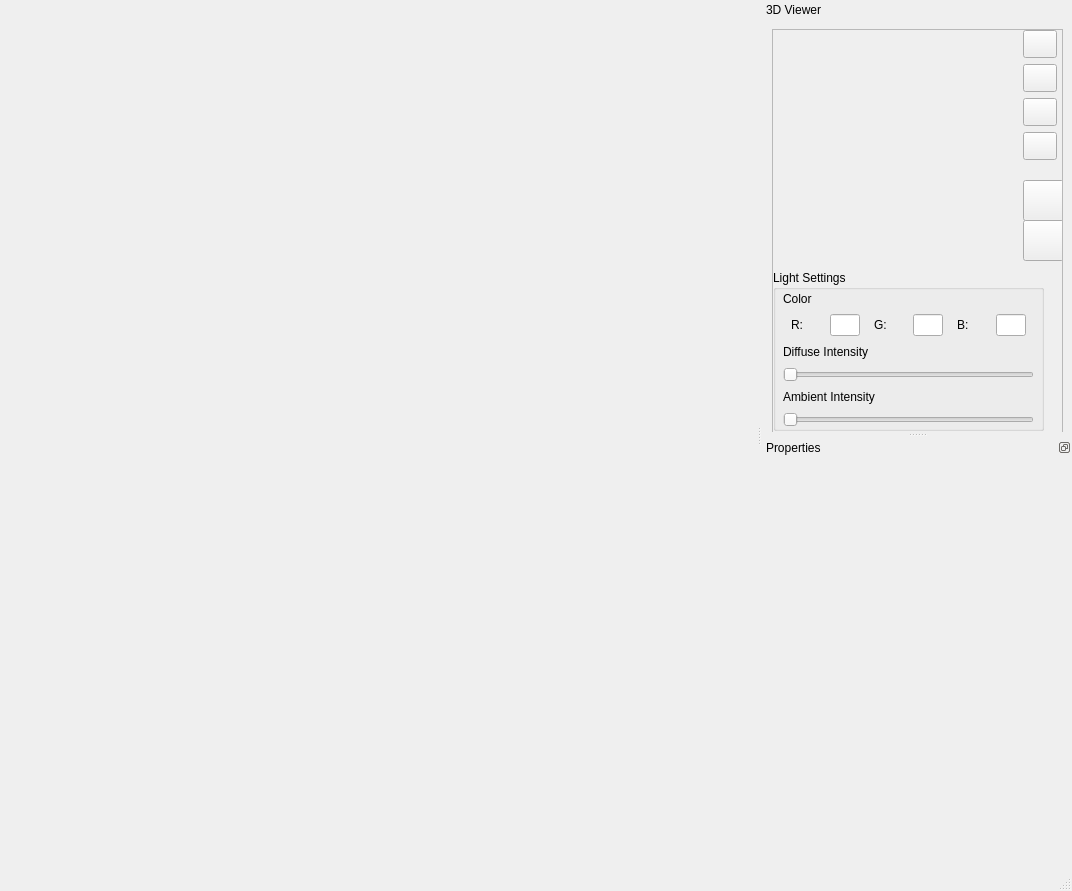
santo-pc/spc-editor, file SPC-EditorProject/Test3/GeneratedFiles/Form2.ui: the form before one commit.
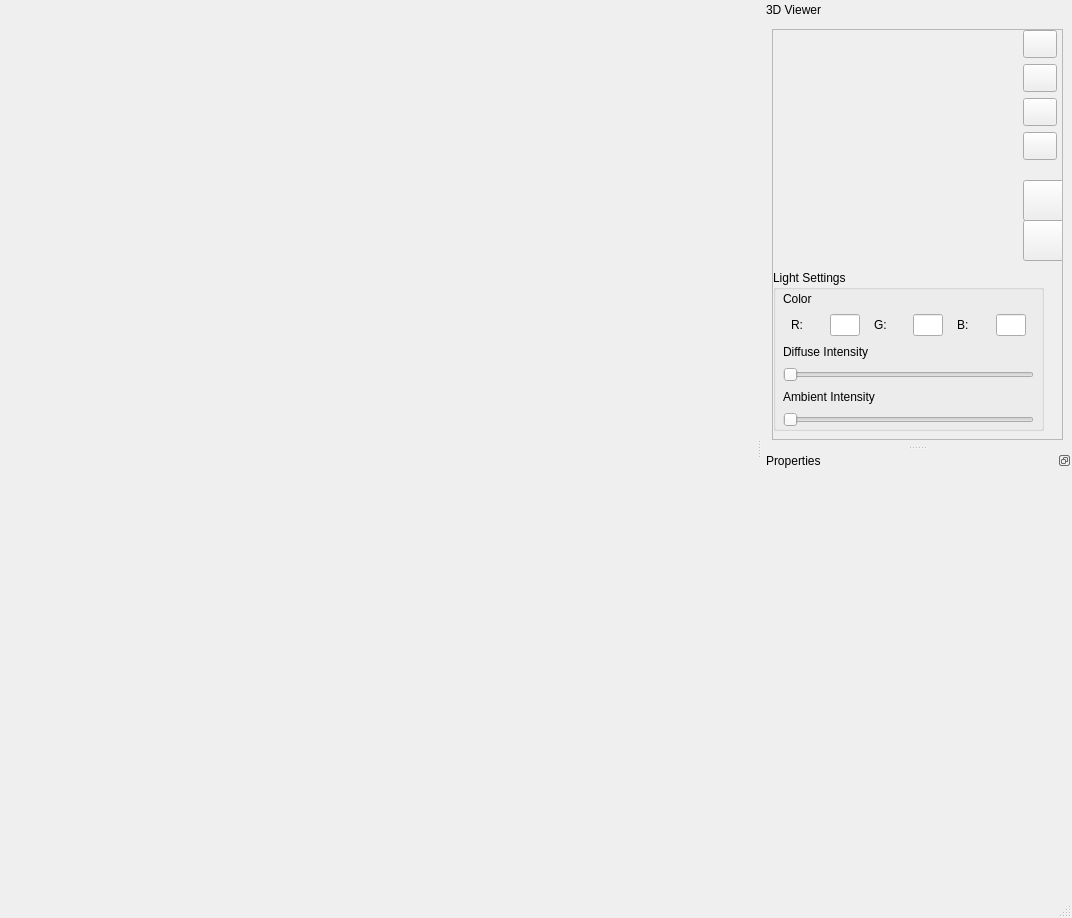
The form after the commit. Icons and pictures are not drawn.

```diff
--- a/SPC-EditorProject/Test3/GeneratedFiles/Form2.ui
+++ b/SPC-EditorProject/Test3/GeneratedFiles/Form2.ui
@@ -7,7 +7,7 @@
     <x>0</x>
     <y>0</y>
     <width>1072</width>
-    <height>891</height>
+    <height>918</height>
    </rect>
   </property>
   <property name="sizePolicy">
```
Left out of the diff: 43 changed lines with no effect on the pictures.
